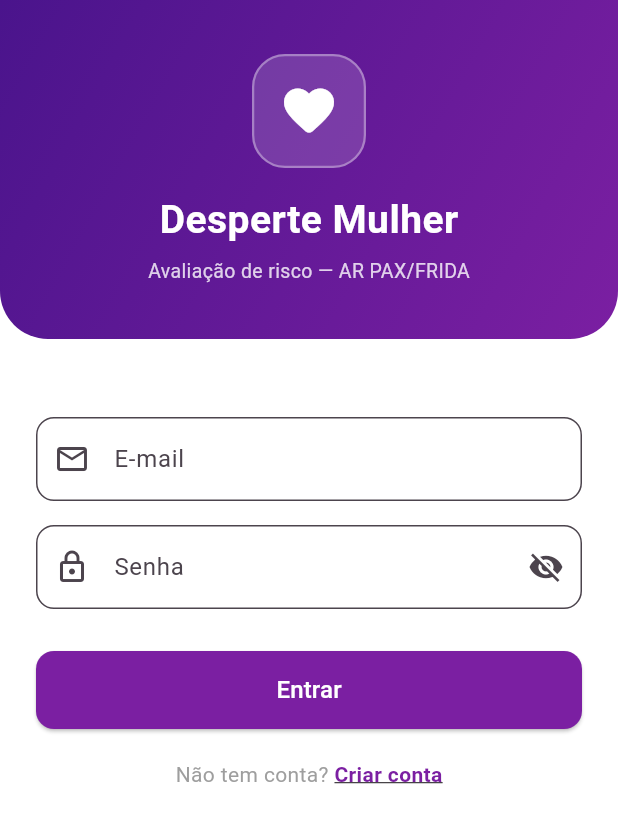
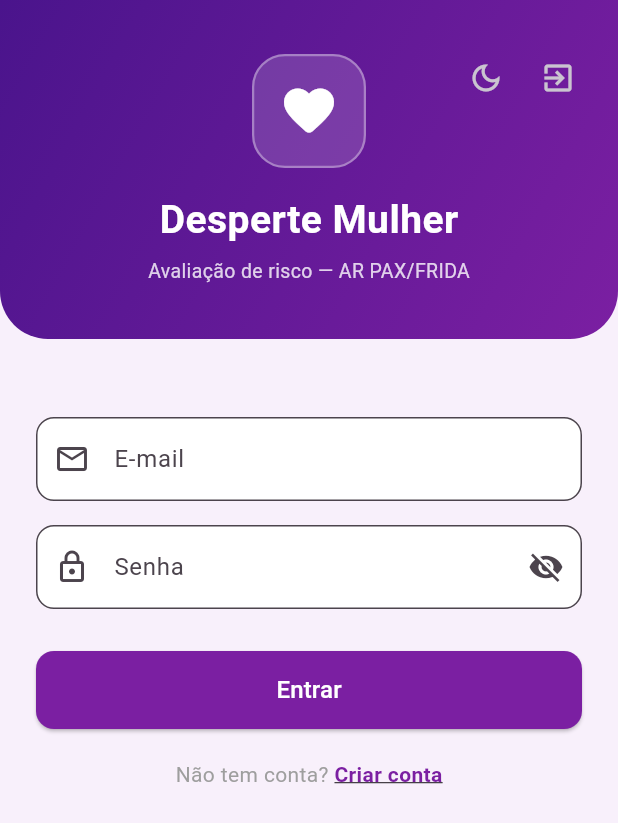
Before and after one commit to guilhermeabreeu6/desperte_mulher, a Flutter app: the screen it shows after launch, on a phone screen of 412 x 824 dp. Shown: the top 823 px of the screen. Run offline on Flutter 3.47's test engine with Material 3 defaults, Android fonts, the phone set to English and light mode, and no system bars; missing offline and left inert: dart:html.

Commit message:
feat: add dark mode toggle and quick exit button
- AppBarActions widget with dark/light mode toggle and quick exit
  button added to all AppBars (quiz intro, quiz pages, result)
- LoginPage gradient header shows the same actions via Theme.dark()
- themeNotifier (ValueNotifier<ThemeMode>) drives MaterialApp.themeMode
- Full dark theme defined in main.dart (dark surface, purple accent)
- quick_exit.dart uses conditional export: web redirects to
  google.com.br, Android calls SystemNavigator.pop(), other
  platforms call exit(0)
- result_page and quiz_page cards are now theme-aware via ColorScheme

Co-Authored-By: Claude Sonnet 4.6 <noreply@anthropic.com>

```diff
--- /dev/null
+++ b/lib/common/app_bar_actions.dart
@@ -0,0 +1,34 @@
+import 'package:flutter/material.dart';
+import 'theme_notifier.dart';
+import 'quick_exit.dart';
+
+class AppBarActions extends StatelessWidget {
+  const AppBarActions({super.key});
+
+  @override
+  Widget build(BuildContext context) {
+    return Row(
+      mainAxisSize: MainAxisSize.min,
+      children: [
+        ValueListenableBuilder<ThemeMode>(
+          valueListenable: themeNotifier,
+          builder: (_, mode, __) => IconButton(
+            tooltip: mode == ThemeMode.dark ? 'Modo claro' : 'Modo escuro',
+            icon: Icon(
+              mode == ThemeMode.dark ? Icons.light_mode_outlined : Icons.dark_mode_outlined,
+            ),
+            onPressed: () {
+              themeNotifier.value =
+                  mode == ThemeMode.dark ? ThemeMode.light : ThemeMode.dark;
+            },
+          ),
+        ),
+        IconButton(
+          tooltip: 'Saída rápida',
+          icon: const Icon(Icons.exit_to_app),
+          onPressed: quickExit,
+        ),
+      ],
+    );
+  }
+}
--- /dev/null
+++ b/lib/common/quick_exit.dart
@@ -0,0 +1,3 @@
+export 'quick_exit_stub.dart'
+    if (dart.library.html) 'quick_exit_web.dart'
+    if (dart.library.io) 'quick_exit_io.dart';
--- /dev/null
+++ b/lib/common/quick_exit_stub.dart
@@ -0,0 +1 @@
+void quickExit() {}
--- /dev/null
+++ b/lib/common/quick_exit_web.dart
@@ -0,0 +1,6 @@
+// ignore: avoid_web_libraries_in_flutter
+import 'dart:html' as html;
+
+void quickExit() {
+  html.window.location.replace('https://www.google.com.br');
+}
--- /dev/null
+++ b/lib/common/theme_notifier.dart
@@ -0,0 +1,3 @@
+import 'package:flutter/material.dart';
+
+final themeNotifier = ValueNotifier<ThemeMode>(ThemeMode.light);
--- a/lib/login/login_page.dart
+++ b/lib/login/login_page.dart
@@ -1,5 +1,6 @@
 import 'package:flutter/material.dart';
 import '../common/app_routes.dart';
+import '../common/app_bar_actions.dart';
 
 class LoginPage extends StatefulWidget {
   const LoginPage({super.key});
@@ -34,7 +35,7 @@ class _LoginPageState extends State<LoginPage> {
   @override
   Widget build(BuildContext context) {
     return Scaffold(
-      backgroundColor: Colors.white,
+      backgroundColor: Theme.of(context).scaffoldBackgroundColor,
       body: Column(
         children: [
           _buildGradientHeader(),
@@ -84,6 +85,10 @@ class _LoginPageState extends State<LoginPage> {
           bottomRight: Radius.circular(32),
         ),
       ),
+      child: Stack(
+        clipBehavior: Clip.none,
+        children: [
+          Center(
             child: Column(
               children: [
                 Container(
@@ -119,6 +124,17 @@ class _LoginPageState extends State<LoginPage> {
                   style: TextStyle(
                     fontSize: 13,
                     color: Colors.white.withValues(alpha: 0.8),
+                  ),
+                ),
+              ],
+            ),
+          ),
+          Positioned(
+            top: -8,
+            right: -8,
+            child: Theme(
+              data: ThemeData.dark(),
+              child: const AppBarActions(),
             ),
           ),
         ],
--- a/lib/main.dart
+++ b/lib/main.dart
@@ -5,6 +5,7 @@ import 'Screens/quiz/quiz_page.dart';
 import 'Screens/registration/register_page.dart';
 import 'Screens/result/result_page.dart';
 import 'common/app_routes.dart';
+import 'common/theme_notifier.dart';
 
 void main() {
   runApp(const App());
@@ -15,10 +16,29 @@ class App extends StatelessWidget {
 
   @override
   Widget build(BuildContext context) {
-    return MaterialApp(
+    return ValueListenableBuilder<ThemeMode>(
+      valueListenable: themeNotifier,
+      builder: (_, mode, __) => MaterialApp(
         debugShowCheckedModeBanner: false,
         title: 'Desperte Mulher',
-      theme: ThemeData(
+        themeMode: mode,
+        theme: _buildLightTheme(),
+        darkTheme: _buildDarkTheme(),
+        initialRoute: AppRoutes.loginPage,
+        routes: {
+          AppRoutes.loginPage: (_) => const LoginPage(),
+          AppRoutes.profilePage: (_) => const ProfilePage(),
+          AppRoutes.registerPage: (_) => const RegisterPage(),
+          AppRoutes.quizPage: (_) => const QuizPage(),
+          AppRoutes.resultPage: (_) => const ResultPage(),
+        },
+      ),
+    );
+  }
+}
+
+ThemeData _buildLightTheme() {
+  return ThemeData(
     useMaterial3: true,
     colorScheme: ColorScheme.fromSeed(
       seedColor: const Color(0xFF7B1FA2),
@@ -72,15 +92,64 @@ class App extends StatelessWidget {
     progressIndicatorTheme: const ProgressIndicatorThemeData(
       color: Color(0xFF7B1FA2),
     ),
-      ),
-      initialRoute: AppRoutes.loginPage,
-      routes: {
-        AppRoutes.loginPage: (_) => const LoginPage(),
-        AppRoutes.profilePage: (_) => const ProfilePage(),
-        AppRoutes.registerPage: (_) => const RegisterPage(),
-        AppRoutes.quizPage: (_) => const QuizPage(),
-        AppRoutes.resultPage: (_) => const ResultPage(),
-      },
   );
 }
+
+ThemeData _buildDarkTheme() {
+  return ThemeData(
+    useMaterial3: true,
+    brightness: Brightness.dark,
+    colorScheme: ColorScheme.fromSeed(
+      seedColor: const Color(0xFF7B1FA2),
+      primary: const Color(0xFFCE93D8),
+      secondary: const Color(0xFFF48FB1),
+      brightness: Brightness.dark,
+    ),
+    scaffoldBackgroundColor: const Color(0xFF121212),
+    appBarTheme: const AppBarTheme(
+      backgroundColor: Color(0xFF1E1E1E),
+      foregroundColor: Colors.white,
+      centerTitle: true,
+      elevation: 0,
+    ),
+    elevatedButtonTheme: ElevatedButtonThemeData(
+      style: ElevatedButton.styleFrom(
+        backgroundColor: const Color(0xFF7B1FA2),
+        foregroundColor: Colors.white,
+        shape: const RoundedRectangleBorder(
+          borderRadius: BorderRadius.all(Radius.circular(12)),
+        ),
+      ),
+    ),
+    outlinedButtonTheme: OutlinedButtonThemeData(
+      style: OutlinedButton.styleFrom(
+        foregroundColor: const Color(0xFFCE93D8),
+        side: const BorderSide(color: Color(0xFFCE93D8)),
+        shape: const RoundedRectangleBorder(
+          borderRadius: BorderRadius.all(Radius.circular(12)),
+        ),
+      ),
+    ),
+    inputDecorationTheme: const InputDecorationTheme(
+      border: OutlineInputBorder(
+        borderRadius: BorderRadius.all(Radius.circular(12)),
+      ),
+      focusedBorder: OutlineInputBorder(
+        borderRadius: BorderRadius.all(Radius.circular(12)),
+        borderSide: BorderSide(color: Color(0xFFCE93D8), width: 2),
+      ),
+      filled: true,
+      fillColor: Color(0xFF2C2C2C),
+    ),
+    cardTheme: const CardThemeData(
+      color: Color(0xFF2C2C2C),
+      elevation: 1,
+      shape: RoundedRectangleBorder(
+        borderRadius: BorderRadius.all(Radius.circular(16)),
+      ),
+    ),
+    progressIndicatorTheme: const ProgressIndicatorThemeData(
+      color: Color(0xFFCE93D8),
+    ),
+  );
 }
```
Also changed, not shown: lib/Screens/quiz/quiz_page.dart (+7 -2 lines), lib/Screens/result/result_page.dart (+25 -12 lines), lib/common/quick_exit_io.dart (added, +10 -0 lines). Lines whose indentation alone changed are shown as unchanged.
